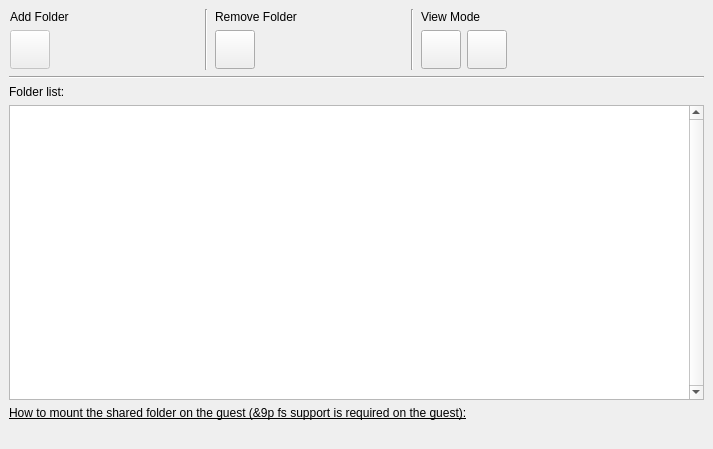
Before: the Qt Designer form src/Folder_Sharing_Widget.ui in tobimensch/aqemu, drawn with Qt 5.
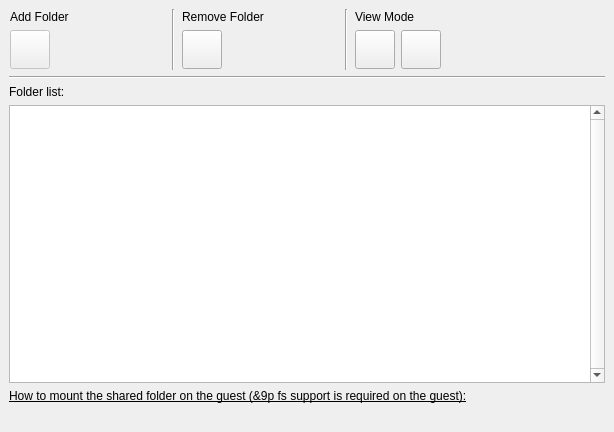
After: the same form once the commit is applied. Icons and pictures are not drawn.

Commit message: Network Tab now also uses Settings_Widget, making the whole UI look more uniform.

Patch:
```diff
--- a/src/Folder_Sharing_Widget.ui
+++ b/src/Folder_Sharing_Widget.ui
@@ -7,8 +7,8 @@
    <rect>
     <x>0</x>
     <y>0</y>
-    <width>713</width>
-    <height>449</height>
+    <width>614</width>
+    <height>432</height>
    </rect>
   </property>
   <property name="windowTitle">
```
Left out of the diff: 4 changed lines with no effect on the pictures. The commit also changes 4 other files.
